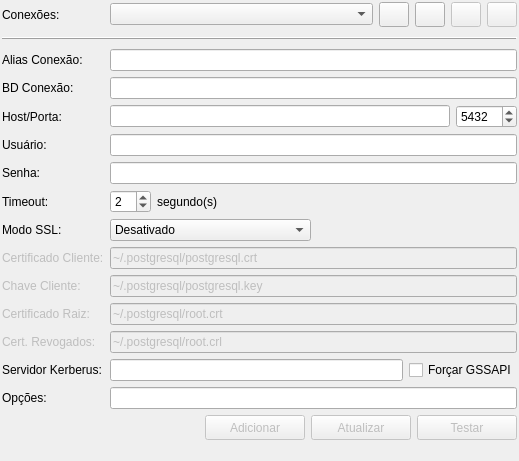
Qt form libpgmodeler_ui/ui/confconexoeswidget.ui (pgmodeler/pgmodeler) before a commit.
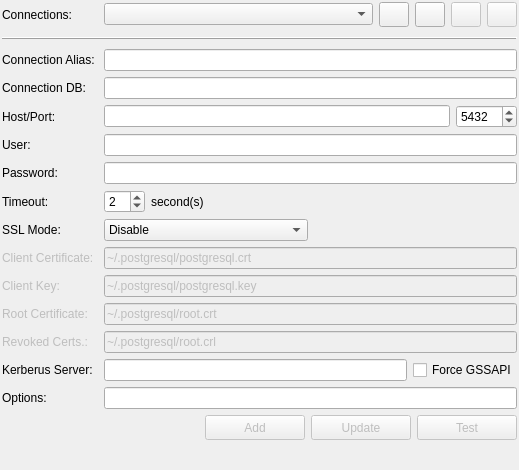
The same form after that commit. Icons and pictures are not drawn.

```diff
--- a/libpgmodeler_ui/ui/confconexoeswidget.ui
+++ b/libpgmodeler_ui/ui/confconexoeswidget.ui
@@ -7,7 +7,7 @@
     <x>0</x>
     <y>0</y>
     <width>519</width>
-    <height>461</height>
+    <height>470</height>
    </rect>
   </property>
   <property name="windowTitle">
@@ -23,7 +23,7 @@
    <item row="0" column="0">
     <widget class="QLabel" name="conexoes_lbl">
      <property name="text">
-      <string>Conexões:</string>
+      <string>Connections:</string>
      </property>
     </widget>
    </item>
@@ -158,7 +158,7 @@
       </sizepolicy>
      </property>
      <property name="text">
-      <string>Alias Conexão:</string>
+      <string>Connection Alias:</string>
      </property>
     </widget>
    </item>
@@ -184,7 +184,7 @@
       </sizepolicy>
      </property>
      <property name="text">
-      <string>BD Conexão:</string>
+      <string>Connection DB:</string>
      </property>
     </widget>
    </item>
@@ -213,7 +213,7 @@
       </sizepolicy>
      </property>
      <property name="text">
-      <string>Host/Porta:</string>
+      <string>Host/Port:</string>
      </property>
     </widget>
    </item>
@@ -259,7 +259,7 @@
       </sizepolicy>
      </property>
      <property name="text">
-      <string>Usuário:</string>
+      <string>User:</string>
      </property>
     </widget>
    </item>
@@ -288,7 +288,7 @@
       </sizepolicy>
      </property>
      <property name="text">
-      <string>Senha:</string>
+      <string>Password:</string>
      </property>
     </widget>
    </item>
@@ -326,7 +326,7 @@
         </sizepolicy>
        </property>
        <property name="text">
-        <string>segundo(s)</string>
+        <string>second(s)</string>
        </property>
       </widget>
      </item>
@@ -341,7 +341,7 @@
       </sizepolicy>
      </property>
      <property name="text">
-      <string>Modo SSL:</string>
+      <string>SSL Mode:</string>
      </property>
     </widget>
    </item>
@@ -355,7 +355,7 @@
      </property>
      <item>
       <property name="text">
-       <string>Desativado</string>
+       <string>Disable</string>
       </property>
      </item>
      <item>
@@ -405,7 +405,7 @@
       </sizepolicy>
      </property>
      <property name="text">
-      <string>Certificado Cliente:</string>
+      <string>Client Certificate:</string>
      </property>
     </widget>
    </item>
@@ -434,7 +434,7 @@
       </sizepolicy>
      </property>
      <property name="text">
-      <string>Chave Cliente:</string>
+      <string>Client Key:</string>
      </property>
     </widget>
    </item>
@@ -463,7 +463,7 @@
       </sizepolicy>
      </property>
      <property name="text">
-      <string>Certificado Raiz:</string>
+      <string>Root Certificate:</string>
      </property>
     </widget>
    </item>
@@ -492,7 +492,7 @@
       </sizepolicy>
      </property>
      <property name="text">
-      <string>Cert. Revogados:</string>
+      <string>Revoked Certs.:</string>
      </property>
     </widget>
    </item>
@@ -521,7 +521,7 @@
       </sizepolicy>
      </property>
      <property name="text">
-      <string>Servidor Kerberus:</string>
+      <string>Kerberus Server:</string>
      </property>
     </widget>
    </item>
@@ -543,7 +543,7 @@
         </sizepolicy>
        </property>
        <property name="text">
-        <string>Forçar GSSAPI</string>
+        <string>Force GSSAPI</string>
        </property>
       </widget>
      </item>
@@ -558,7 +558,7 @@
       </sizepolicy>
      </property>
      <property name="text">
-      <string>Opções:</string>
+      <string>Options:</string>
      </property>
     </widget>
    </item>
@@ -598,7 +598,7 @@
         </size>
        </property>
        <property name="text">
-        <string>Adicionar</string>
+        <string>Add</string>
        </property>
        <property name="icon">
         <iconset resource="../res/resources.qrc">
@@ -624,7 +624,7 @@
         </size>
        </property>
        <property name="text">
-        <string>Atualizar</string>
+        <string>Update</string>
        </property>
        <property name="icon">
         <iconset resource="../res/resources.qrc">
@@ -650,7 +650,7 @@
         </size>
        </property>
        <property name="text">
-        <string>Testar</string>
+        <string>Test</string>
        </property>
        <property name="icon">
         <iconset resource="../res/resources.qrc">
```
Left out of the diff: 16 changed lines with no effect on the pictures.
